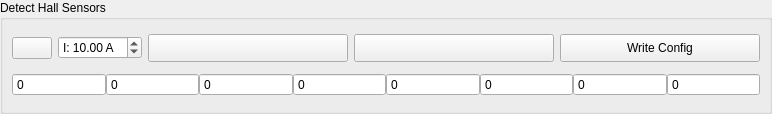
Qt form widgets/detectfochall.ui (vitalii-bokhin/vesc_tool) before a commit.
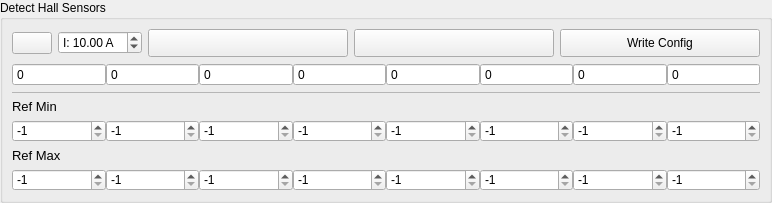
The same form after that commit. Icons and pictures are not drawn.

```diff
--- a/widgets/detectfochall.ui
+++ b/widgets/detectfochall.ui
@@ -297,6 +297,310 @@
                 </item>
               </layout>
             </item>
+            <item>
+              <widget class="QFrame" name="refWidget">
+                <property name="styleSheet">
+                  <string notr="true">#refWidget { border-top: 1px solid rgba(128, 128, 128, 128); }</string>
+                </property>
+                <layout class="QGridLayout" name="refGridLayout">
+                  <property name="leftMargin">
+                    <number>0</number>
+                  </property>
+                  <property name="topMargin">
+                    <number>6</number>
+                  </property>
+                  <property name="rightMargin">
+                    <number>0</number>
+                  </property>
+                  <property name="bottomMargin">
+                    <number>0</number>
+                  </property>
+                  <property name="horizontalSpacing">
+                    <number>0</number>
+                  </property>
+                  <item row="0" column="0" colspan="8">
+                    <widget class="QLabel" name="refMinLabel">
+                      <property name="font">
+                        <font>
+                          <pointsize>10</pointsize>
+                        </font>
+                      </property>
+                      <property name="text">
+                        <string>Ref Min</string>
+                      </property>
+                    </widget>
+                  </item>
+                  <item row="1" column="0">
+                    <widget class="QSpinBox" name="refMin0Box">
+                      <property name="toolTip">
+                        <string>Hall table 0 reference minimum</string>
+                      </property>
+                      <property name="minimum">
+                        <number>-1</number>
+                      </property>
+                      <property name="maximum">
+                        <number>255</number>
+                      </property>
+                      <property name="value">
+                        <number>-1</number>
+                      </property>
+                    </widget>
+                  </item>
+                  <item row="1" column="1">
+                    <widget class="QSpinBox" name="refMin1Box">
+                      <property name="toolTip">
+                        <string>Hall table 1 reference minimum</string>
+                      </property>
+                      <property name="minimum">
+                        <number>-1</number>
+                      </property>
+                      <property name="maximum">
+                        <number>255</number>
+                      </property>
+                      <property name="value">
+                        <number>-1</number>
+                      </property>
+                    </widget>
+                  </item>
+                  <item row="1" column="2">
+                    <widget class="QSpinBox" name="refMin2Box">
+                      <property name="toolTip">
+                        <string>Hall table 2 reference minimum</string>
+                      </property>
+                      <property name="minimum">
+                        <number>-1</number>
+                      </property>
+                      <property name="maximum">
+                        <number>255</number>
+                      </property>
+                      <property name="value">
+                        <number>-1</number>
+                      </property>
+                    </widget>
+                  </item>
+                  <item row="1" column="3">
+                    <widget class="QSpinBox" name="refMin3Box">
+                      <property name="toolTip">
+                        <string>Hall table 3 reference minimum</string>
+                      </property>
+                      <property name="minimum">
+                        <number>-1</number>
+                      </property>
+                      <property name="maximum">
+                        <number>255</number>
+                      </property>
+                      <property name="value">
+                        <number>-1</number>
+                      </property>
+                    </widget>
+                  </item>
+                  <item row="1" column="4">
+                    <widget class="QSpinBox" name="refMin4Box">
+                      <property name="toolTip">
+                        <string>Hall table 4 reference minimum</string>
+                      </property>
+                      <property name="minimum">
+                        <number>-1</number>
+                      </property>
+                      <property name="maximum">
+                        <number>255</number>
+                      </property>
+                      <property name="value">
+                        <number>-1</number>
+                      </property>
+                    </widget>
+                  </item>
+                  <item row="1" column="5">
+                    <widget class="QSpinBox" name="refMin5Box">
+                      <property name="toolTip">
+                        <string>Hall table 5 reference minimum</string>
+                      </property>
+                      <property name="minimum">
+                        <number>-1</number>
+                      </property>
+                      <property name="maximum">
+                        <number>255</number>
+                      </property>
+                      <property name="value">
+                        <number>-1</number>
+                      </property>
+                    </widget>
+                  </item>
+                  <item row="1" column="6">
+                    <widget class="QSpinBox" name="refMin6Box">
+                      <property name="toolTip">
+                        <string>Hall table 6 reference minimum</string>
+                      </property>
+                      <property name="minimum">
+                        <number>-1</number>
+                      </property>
+                      <property name="maximum">
+                        <number>255</number>
+                      </property>
+                      <property name="value">
+                        <number>-1</number>
+                      </property>
+                    </widget>
+                  </item>
+                  <item row="1" column="7">
+                    <widget class="QSpinBox" name="refMin7Box">
+                      <property name="toolTip">
+                        <string>Hall table 7 reference minimum</string>
+                      </property>
+                      <property name="minimum">
+                        <number>-1</number>
+                      </property>
+                      <property name="maximum">
+                        <number>255</number>
+                      </property>
+                      <property name="value">
+                        <number>-1</number>
+                      </property>
+                    </widget>
+                  </item>
+                  <item row="2" column="0" colspan="8">
+                    <widget class="QLabel" name="refMaxLabel">
+                      <property name="font">
+                        <font>
+                          <pointsize>10</pointsize>
+                        </font>
+                      </property>
+                      <property name="text">
+                        <string>Ref Max</string>
+                      </property>
+                    </widget>
+                  </item>
+                  <item row="3" column="0">
+                    <widget class="QSpinBox" name="refMax0Box">
+                      <property name="toolTip">
+                        <string>Hall table 0 reference maximum</string>
+                      </property>
+                      <property name="minimum">
+                        <number>-1</number>
+                      </property>
+                      <property name="maximum">
+                        <number>255</number>
+                      </property>
+                      <property name="value">
+                        <number>-1</number>
+                      </property>
+                    </widget>
+                  </item>
+                  <item row="3" column="1">
+                    <widget class="QSpinBox" name="refMax1Box">
+                      <property name="toolTip">
+                        <string>Hall table 1 reference maximum</string>
+                      </property>
+                      <property name="minimum">
+                        <number>-1</number>
+                      </property>
+                      <property name="maximum">
+                        <number>255</number>
+                      </property>
+                      <property name="value">
+                        <number>-1</number>
+                      </property>
+                    </widget>
+                  </item>
+                  <item row="3" column="2">
+                    <widget class="QSpinBox" name="refMax2Box">
+                      <property name="toolTip">
+                        <string>Hall table 2 reference maximum</string>
+                      </property>
+                      <property name="minimum">
+                        <number>-1</number>
+                      </property>
+                      <property name="maximum">
+                        <number>255</number>
+                      </property>
+                      <property name="value">
+                        <number>-1</number>
+                      </property>
+                    </widget>
+                  </item>
+                  <item row="3" column="3">
+                    <widget class="QSpinBox" name="refMax3Box">
+                      <property name="toolTip">
+                        <string>Hall table 3 reference maximum</string>
+                      </property>
+                      <property name="minimum">
+                        <number>-1</number>
+                      </property>
+                      <property name="maximum">
+                        <number>255</number>
+                      </property>
+                      <property name="value">
+                        <number>-1</number>
+                      </property>
+                    </widget>
+                  </item>
+                  <item row="3" column="4">
+                    <widget class="QSpinBox" name="refMax4Box">
+                      <property name="toolTip">
+                        <string>Hall table 4 reference maximum</string>
+                      </property>
+                      <property name="minimum">
+                        <number>-1</number>
+                      </property>
+                      <property name="maximum">
+                        <number>255</number>
+                      </property>
+                      <property name="value">
+                        <number>-1</number>
+                      </property>
+                    </widget>
+                  </item>
+                  <item row="3" column="5">
+                    <widget class="QSpinBox" name="refMax5Box">
+                      <property name="toolTip">
+                        <string>Hall table 5 reference maximum</string>
+                      </property>
+                      <property name="minimum">
+                        <number>-1</number>
+                      </property>
+                      <property name="maximum">
+                        <number>255</number>
+                      </property>
+                      <property name="value">
+                        <number>-1</number>
+                      </property>
+                    </widget>
+                  </item>
+                  <item row="3" column="6">
+                    <widget class="QSpinBox" name="refMax6Box">
+                      <property name="toolTip">
+                        <string>Hall table 6 reference maximum</string>
+                      </property>
+                      <property name="minimum">
+                        <number>-1</number>
+                      </property>
+                      <property name="maximum">
+                        <number>255</number>
+                      </property>
+                      <property name="value">
+                        <number>-1</number>
+                      </property>
+                    </widget>
+                  </item>
+                  <item row="3" column="7">
+                    <widget class="QSpinBox" name="refMax7Box">
+                      <property name="toolTip">
+                        <string>Hall table 7 reference maximum</string>
+                      </property>
+                      <property name="minimum">
+                        <number>-1</number>
+                      </property>
+                      <property name="maximum">
+                        <number>255</number>
+                      </property>
+                      <property name="value">
+                        <number>-1</number>
+                      </property>
+                    </widget>
+                  </item>
+                </layout>
+              </widget>
+            </item>
           </layout>
         </widget>
       </item>
```
